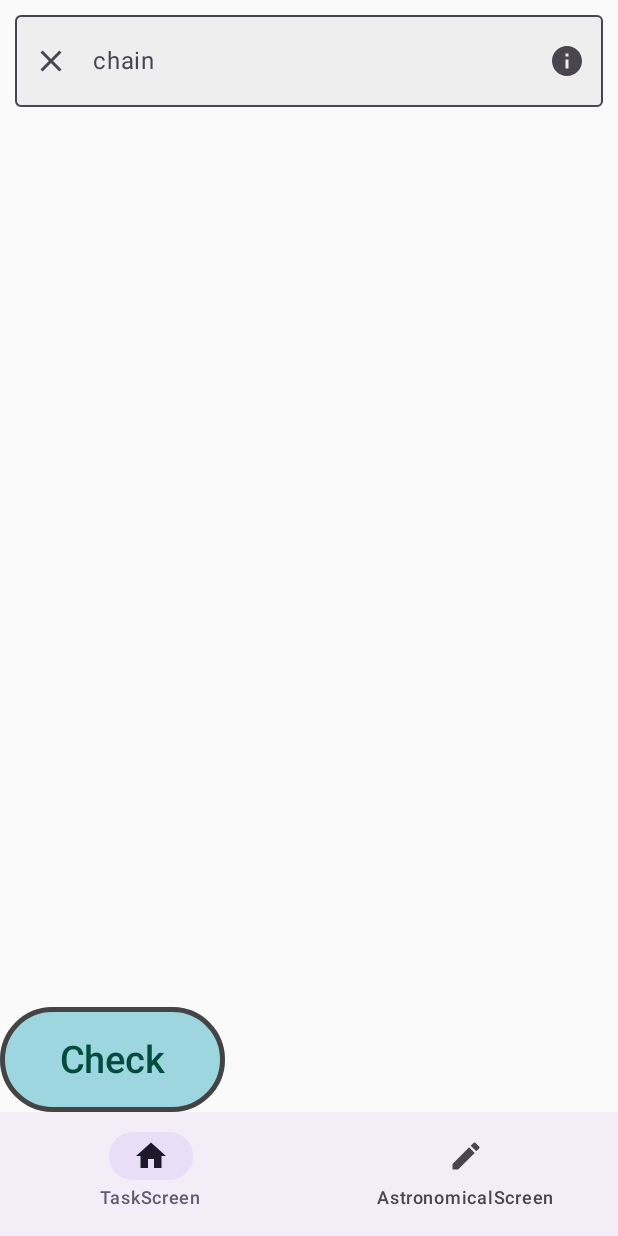
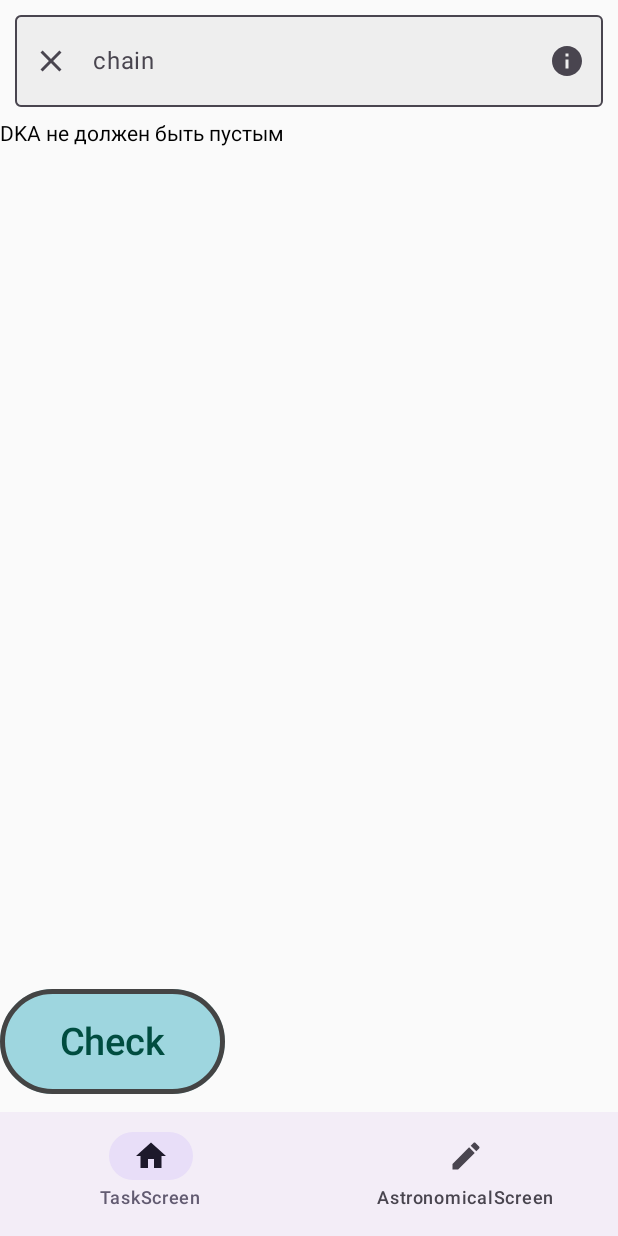
Before and after one commit to IP-115-Popov/tiaplaba5, an Android app built with Jetpack Compose: the screen it shows after launch (MainActivity), after a tap on "Check", on a phone screen of 412 x 824 dp. Run offline under Robolectric (Android 15) with nearby library versions, the phone set to English and light mode, and no system bars.

Commit message:
Подробное решение

```diff
--- a/app/src/main/java/ru/sergey/tiap/presentation/screens/ChainScreen.kt
+++ b/app/src/main/java/ru/sergey/tiap/presentation/screens/ChainScreen.kt
@@ -1,8 +1,7 @@
 package ru.sergey.tiap.presentation.screens
 
-
-import android.widget.Toast
 import androidx.compose.foundation.BorderStroke
+import androidx.compose.foundation.ScrollState
 import androidx.compose.foundation.clickable
 import androidx.compose.foundation.layout.Box
 import androidx.compose.foundation.layout.Column
@@ -12,8 +11,8 @@ import androidx.compose.foundation.layout.fillMaxWidth
 import androidx.compose.foundation.layout.height
 import androidx.compose.foundation.layout.padding
 import androidx.compose.foundation.layout.size
-import androidx.compose.foundation.lazy.LazyColumn
 import androidx.compose.foundation.text.KeyboardActions
+import androidx.compose.foundation.verticalScroll
 import androidx.compose.material.icons.Icons
 import androidx.compose.material.icons.filled.Check
 import androidx.compose.material.icons.filled.Clear
@@ -26,7 +25,6 @@ import androidx.compose.material3.OutlinedTextField
 import androidx.compose.material3.Text
 import androidx.compose.material3.TextFieldDefaults
 import androidx.compose.runtime.Composable
-import androidx.compose.runtime.MutableState
 import androidx.compose.runtime.State
 import androidx.compose.runtime.collectAsState
 import androidx.compose.runtime.mutableStateOf
@@ -34,7 +32,6 @@ import androidx.compose.runtime.remember
 import androidx.compose.ui.Alignment
 import androidx.compose.ui.Modifier
 import androidx.compose.ui.graphics.Color
-import androidx.compose.ui.platform.LocalContext
 import androidx.compose.ui.platform.LocalSoftwareKeyboardController
 import androidx.compose.ui.res.stringResource
 import androidx.compose.ui.text.TextStyle
@@ -51,10 +48,13 @@ import ru.sergey.tiap.viewmodel.ChainScreenViewModel
 @Composable
 fun ChainScreen(vm: ChainScreenViewModel = viewModel()) {
     val chain = vm.chain.collectAsState()
+    val rez = vm.rez.collectAsState()
 
-    Box(modifier = Modifier.fillMaxSize()) {
+    Column(modifier = Modifier.fillMaxSize()) {
 
         StyledTextField(chain, placeholderText = "chain", chain.value.isRight, vm)
+
+        Text(text = rez.value, modifier = Modifier.fillMaxSize(0.8f).verticalScroll(ScrollState(0)))
 
         Button(
             onClick = {
@@ -62,8 +62,7 @@ fun ChainScreen(vm: ChainScreenViewModel = viewModel()) {
             },
             Modifier
                 .size(150.dp, height = 120.dp)
-                .padding(top = 50.dp)
-                .align(Alignment.BottomStart),
+                .padding(top = 50.dp),
             colors = ButtonDefaults.buttonColors(
                 contentColor = Color(0xff004D40),       // цвет текста
                 containerColor = Color(0xff9ed6df)
--- a/app/src/main/java/ru/sergey/tiap/viewmodel/ChainScreenViewModel.kt
+++ b/app/src/main/java/ru/sergey/tiap/viewmodel/ChainScreenViewModel.kt
@@ -19,6 +19,8 @@ class ChainScreenViewModel() : ViewModel() {
     ))
     val chain: StateFlow<Chain> = _chain.asStateFlow()
 
+    val _rez = MutableStateFlow("")
+    val rez = _rez.asStateFlow()
 
 
     fun updateChain(chain: Chain) {
@@ -26,13 +28,18 @@ class ChainScreenViewModel() : ViewModel() {
     }
 
     fun checkChain() {
-        if (DPMAClass.DPMA.size < 1) return  //DKA не должен быть пустым
+        if (DPMAClass.DPMA.size < 1) {
+            _rez.value = "DKA не должен быть пустым"
+            return
+        }
 
         val DPMA = DPMAClass.DPMA
 
         val sipleChain = _chain.value.chain
         val rez = VerificationDPMA.isPrenadlezhit("q0", _chain.value.chain, DPMA)
 
+        _rez.value = rez
+
         Log.i("myLog",rez)
 
     }
```
Also changed, not shown: domain/src/main/java/ru/sergey/domain/logic/LanguageChecking.kt (+6 -3 lines).
